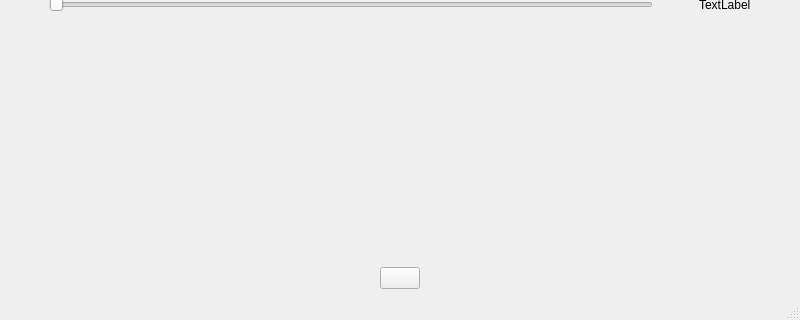
Above: platform/mac/resources/mainwindow.ui from AstaTus/DiscoPlayer before the change; both pictures show x 0 to 800 and y 280 to 600 of the 800 by 600 pixel window. Below: the same form after it.
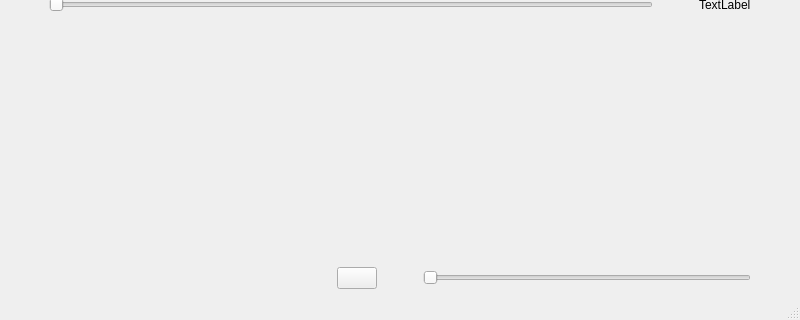
That is the form after the change. Icons and pictures are not drawn.

Commit message: add volume bar

Patch:
```diff
--- a/platform/mac/resources/mainwindow.ui
+++ b/platform/mac/resources/mainwindow.ui
@@ -153,6 +153,32 @@
           <property name="orientation">
            <enum>Qt::Horizontal</enum>
           </property>
+          <property name="sizeType">
+           <enum>QSizePolicy::Minimum</enum>
+          </property>
+          <property name="sizeHint" stdset="0">
+           <size>
+            <width>40</width>
+            <height>20</height>
+           </size>
+          </property>
+         </spacer>
+        </item>
+        <item>
+         <widget class="QSlider" name="volumeBar">
+          <property name="orientation">
+           <enum>Qt::Horizontal</enum>
+          </property>
+         </widget>
+        </item>
+        <item>
+         <spacer name="horizontalSpacer_6">
+          <property name="orientation">
+           <enum>Qt::Horizontal</enum>
+          </property>
+          <property name="sizeType">
+           <enum>QSizePolicy::Fixed</enum>
+          </property>
           <property name="sizeHint" stdset="0">
            <size>
             <width>40</width>
```
The commit also changes 9 other files.
